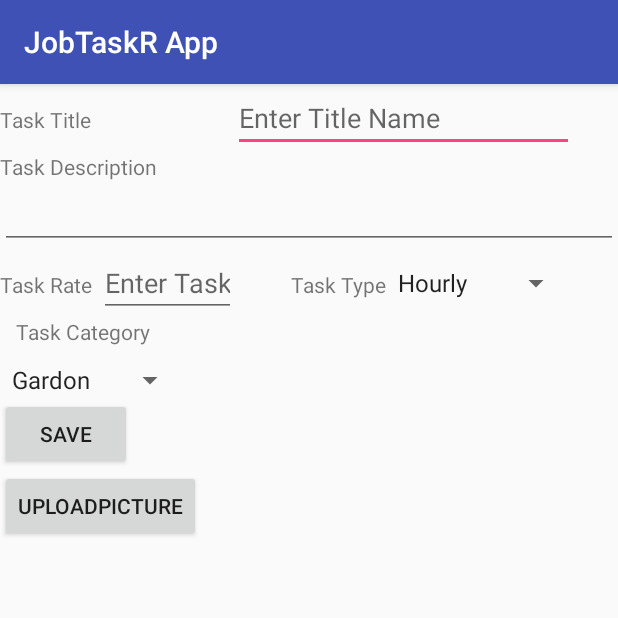
After one commit to ryantancabel/JobTaskRApp, an Android app: the EditTaskDetail screen opened directly, with no data from a screen before it, on a phone screen of 412 x 824 dp, the top half of it. The commit adds this screen. Run offline under Robolectric (Android 15) with nearby library versions, the phone set to English and light mode, and no system bars; libraries missing offline, so code that uses them is left out: com.parse; 4 statements that could not run were skipped.

Commit message:
Edit task completed.

```diff
--- a/app/src/main/AndroidManifest.xml
+++ b/app/src/main/AndroidManifest.xml
@@ -35,6 +35,7 @@
             android:name="com.parse.CLIENT_KEY"
             android:value="@string/back4app_client_key" />
 
+        <activity android:name=".EditTaskDetail"></activity>
 
     </application>
 
--- a/app/src/main/java/ict376/murdoch/edu/au/jobtaskrapp/CreateTaskActivity.java
+++ b/app/src/main/java/ict376/murdoch/edu/au/jobtaskrapp/CreateTaskActivity.java
@@ -41,4 +41,9 @@ public class CreateTaskActivity extends AppCompatActivity {
         tasks.saveInBackground();
 
     }
+    public void Edit_Button_OnClick(View view) {
+        Intent i = new Intent(CreateTaskActivity.this, EditTaskDetail.class);
+
+        startActivity(i);
+    }
 }
--- /dev/null
+++ b/app/src/main/java/ict376/murdoch/edu/au/jobtaskrapp/CustomOnItemSelectedListener.java
@@ -0,0 +1,19 @@
+package ict376.murdoch.edu.au.jobtaskrapp;
+import android.view.View;
+import android.widget.AdapterView;
+import android.widget.Toast;
+
+public class CustomOnItemSelectedListener implements AdapterView.OnItemSelectedListener {
+
+    public void onItemSelected(AdapterView<?> parent, View view, int pos, long id) {
+        Toast.makeText(parent.getContext(),
+                "OnItemSelectedListener : " + parent.getItemAtPosition(pos).toString(),
+                Toast.LENGTH_SHORT).show();
+    }
+    @Override
+    public void onNothingSelected(AdapterView<?> arg0) {
+        // TODO Auto-generated method stub
+    }
+
+
+}
--- /dev/null
+++ b/app/src/main/java/ict376/murdoch/edu/au/jobtaskrapp/EditTaskDetail.java
@@ -0,0 +1,138 @@
+package ict376.murdoch.edu.au.jobtaskrapp;
+
+import android.content.Intent;
+import android.location.Location;
+import android.support.v7.app.AppCompatActivity;
+import android.os.Bundle;
+import android.util.Log;
+import android.view.View;
+import android.widget.AdapterView;
+import android.widget.Spinner;
+import android.widget.TextView;
+import android.widget.Toast;
+
+import com.parse.FindCallback;
+import com.parse.Parse;
+import com.parse.ParseException;
+import com.parse.ParseGeoPoint;
+import com.parse.ParseObject;
+import com.parse.ParseQuery;
+
+import java.util.ArrayList;
+import java.util.List;
+
+public class EditTaskDetail extends AppCompatActivity implements AdapterView.OnItemSelectedListener{
+    private TextView taskTitle, description, taskRate;
+    private String title, des,rateDuration;
+    private int rate;
+    //   private Object image;
+    ArrayList<TaskDataModel> dataModelList = new ArrayList<>();
+    String id = "R4vyTBkoW9";
+
+    //for SpiRRnner
+    private Spinner taskType;
+
+    @Override
+    protected void onCreate(Bundle savedInstanceState) {
+        super.onCreate(savedInstanceState);
+        setContentView(R.layout.activity_edit_task_detail);
+        Parse.initialize(this);
+        Intent i = getIntent();
+
+        taskTitle=(TextView)findViewById(R.id.ed_TaskTitle);
+        description=(TextView)findViewById(R.id.ed_Description);
+        taskRate = (TextView)findViewById(R.id.taskRate);
+        taskType = (Spinner)findViewById(R.id.taskType);
+        //add listener On Spinner
+        addListenerOnSpinnerItemSelection(taskType);
+
+        queryFromDataBase();
+    }
+
+    public void addListenerOnSpinnerItemSelection(View view)
+    {
+        taskType = (Spinner) view.findViewById(R.id.taskType);
+        taskType.setOnItemSelectedListener(new CustomOnItemSelectedListener());
+    }
+
+
+    //retrieve data from back4app database;
+    public void queryFromDataBase() {
+        TaskDataModel mTaskData = new TaskDataModel();
+        //parse query connect to your table
+        ParseQuery<ParseObject> query =  ParseQuery.getQuery("Task");
+
+        query.whereEqualTo("objectId", id);
+        query.findInBackground(new FindCallback<ParseObject>() {
+            public void done(List<ParseObject> objects, ParseException e) {
+                // row of Object Id "U8mCwTHOaC"
+                if (e == null)
+                    for(ParseObject task : objects) {
+                        taskTitle.setText(task.getString("Title"));
+                        description.setText(task.getString("Description"));
+                        taskRate.setText(String.valueOf(task.getInt("TaskRate")));
+                        //Spinner set value coming from database
+
+                        String rateValue = task.getString("RateDuration");
+
+                        int position = 0;
+                        switch (rateValue) {
+                            case "Hourly":
+                                position=0;
+                                break;
+                            case "Daily":
+                                position=1;
+                                break;
+                            case "Monthly":
+                                position=2;
+                        }
+                   //     Toast.makeText(getApplicationContext(), "This position is: "+position, Toast.LENGTH_SHORT).show();
+                        taskType.setSelection(position);
+                    }
+                else {
+                    // error
+                }
+            }
+        });
+    }
+
+    public void SaveButton_OnClick(View view)
+    {
+
+        if(taskTitle.getText() != null) {
+            title = taskTitle.getText().toString();
+            des =description.getText().toString();
+            rate = Integer.valueOf( taskRate.getText().toString());
+            rateDuration = taskType.getSelectedItem().toString();
+        }
+
+        //update table by id
+        ParseQuery<ParseObject> query = ParseQuery.getQuery("Task");
+        query.whereEqualTo("objectId", id);
+        query.findInBackground(new FindCallback<ParseObject>() {
+            public void done(List<ParseObject> list, ParseException e) {
+                if (e == null) {
+                    ParseObject task = list.get(0);
+                    task.put("Title", title);
+                    task.put("Description",des);
+                    task.put("TaskRate",rate);
+                    task.put("RateDuration", rateDuration);
+                    task.saveInBackground();
+                } else {
+                    Log.d("score", "Error: " + e.getMessage());
+                }
+            }
+        });
+
+    }
+
+    @Override
+    public void onItemSelected(AdapterView<?> parent, View view, int position, long id) {
+
+    }
+
+    @Override
+    public void onNothingSelected(AdapterView<?> parent) {
+
+    }
+}
--- a/app/src/main/java/ict376/murdoch/edu/au/jobtaskrapp/TaskDataModel.java
+++ b/app/src/main/java/ict376/murdoch/edu/au/jobtaskrapp/TaskDataModel.java
@@ -14,6 +14,10 @@ public class TaskDataModel {
     private Date dateWhen;
     private Date datePosted;
     private Double taskRate;
+
+
+    //add default constructor:
+    public TaskDataModel(){}
 
     public TaskDataModel(String taskName, String taskDescp, ParseFile picture, Location address,
                          Date dateWhen, Date datePosted, Double taskRate)
--- a/app/src/main/res/layout/activity_create_task.xml
+++ b/app/src/main/res/layout/activity_create_task.xml
@@ -50,6 +50,14 @@
             android:layout_height="wrap_content"
             android:onClick="SaveButton_OnClick"
             android:text="Save" />
+
+        <Button
+            android:id="@+id/bt_edit"
+            android:layout_width="wrap_content"
+            android:layout_height="wrap_content"
+            android:onClick="Edit_Button_OnClick"
+            android:text="@string/edit" />
+
     </LinearLayout>
 
 </RelativeLayout>
--- /dev/null
+++ b/app/src/main/res/layout/activity_edit_task_detail.xml
@@ -0,0 +1,119 @@
+<?xml version="1.0" encoding="utf-8"?>
+<android.support.constraint.ConstraintLayout xmlns:android="http://schemas.android.com/apk/res/android"
+    xmlns:app="http://schemas.android.com/apk/res-auto"
+    xmlns:tools="http://schemas.android.com/tools"
+    android:layout_width="match_parent"
+    android:layout_height="match_parent"
+    tools:context=".EditTaskDetail">
+    <LinearLayout
+        android:layout_width="match_parent"
+        android:layout_height="match_parent"
+        android:orientation="vertical">
+        <LinearLayout
+            android:layout_width="wrap_content"
+            android:layout_height="wrap_content"
+            android:orientation="horizontal">
+
+            <TextView
+                android:id="@+id/txt_title"
+                android:layout_width="155dp"
+                android:layout_height="wrap_content"
+                android:ems="10"
+                android:inputType="none|textPersonName"
+                android:text="Task Title" />
+
+            <EditText
+                android:id="@+id/ed_TaskTitle"
+                android:layout_width="227dp"
+                android:layout_height="wrap_content"
+                android:ems="10"
+                android:hint="Enter Title Name"
+                android:inputType="textPersonName" />
+        </LinearLayout>
+
+        <TextView
+            android:id="@+id/txt_Description"
+            android:layout_width="match_parent"
+            android:layout_height="wrap_content"
+            android:ems="10"
+            android:inputType="none|textPersonName"
+            android:text="Task Description" />
+
+        <EditText
+            android:id="@+id/ed_Description"
+            android:layout_width="match_parent"
+            android:layout_height="wrap_content"
+            android:capitalize="sentences"
+            android:ems="10"
+            android:inputType="textPersonName"
+            android:singleLine="false"
+            android:visibility="visible" />
+        <LinearLayout
+            android:layout_width="wrap_content"
+            android:layout_height="wrap_content"
+            android:orientation="horizontal">
+
+            <TextView
+                android:layout_width="66dp"
+                android:layout_height="29dp"
+                android:ems="10"
+                android:inputType="none|textPersonName"
+                android:text="@string/taskRate" />
+
+            <EditText
+                android:id="@+id/taskRate"
+                android:layout_width="91dp"
+                android:layout_height="wrap_content"
+                android:ems="10"
+                android:hint="Enter Task Rate"
+                android:inputType="textPersonName" />
+
+            <TextView
+                android:layout_width="100dp"
+                android:layout_height="30dp"
+                android:ems="10"
+                android:inputType="none|textPersonName"
+                android:text="@string/taskType"
+                android:textAlignment="textEnd" />
+
+            <Spinner
+                android:id="@+id/taskType"
+                android:layout_width="124dp"
+                android:layout_height="match_parent"
+                android:ems="10"
+                android:entries="@array/taskTypeArray"
+                android:inputType="textPersonName" />
+
+        </LinearLayout>
+        <TextView
+            android:layout_width="100dp"
+            android:layout_height="30dp"
+            android:ems="10"
+            android:inputType="none|textPersonName"
+            android:text="@string/Category"
+            android:textAlignment="textEnd" />
+
+        <Spinner
+            android:id="@+id/taskCategory"
+            android:layout_width="124dp"
+            android:layout_height="wrap_content"
+            android:ems="10"
+            android:entries="@array/taskCategoryArray"
+            android:inputType="textPersonName" />
+
+        <Button
+            android:id="@+id/bt_save"
+            android:layout_width="wrap_content"
+            android:layout_height="wrap_content"
+            android:onClick="SaveButton_OnClick"
+            android:text="Save" />
+        <Button
+            android:id="@+id/bt_uploadPicture"
+            android:layout_width="wrap_content"
+            android:layout_height="wrap_content"
+            android:onClick="SaveButton_OnClick"
+            android:text="UploadPicture" />
+    </LinearLayout>
+
+
+</android.support.constraint.ConstraintLayout>
--- a/app/src/main/res/layout/nxt_items.xml
+++ b/app/src/main/res/layout/nxt_items.xml
@@ -56,8 +56,6 @@
                 android:id="@+id/location"
                 android:layout_toRightOf="@+id/itemPhoto"
                 android:layout_below="@+id/description"
-                android:drawableLeft="@drawable/pin_location"
-                android:drawablePadding="2dp"
                 />
 
 
--- a/app/src/main/res/values/strings.xml
+++ b/app/src/main/res/values/strings.xml
@@ -8,5 +8,18 @@
     <string name="back4app_app_id">9BUYlvRrQmWFFen57EDGwGlV1mpJ2rQdozhOVjzo</string>
     <string name="back4app_client_key">diaZIy36U5Spz7ufdAWaEgrXG3fHQyicEI56gtsc</string>
     <string name="title_activity_main2">Main2Activity</string>
-
+    <string name="edit">Edit</string>
+    <string name="taskType">Task Type</string>
+    <string name="Category">Task Category</string>
+    <string name="taskRate">Task Rate</string>
+    <string-array name="taskTypeArray">
+        <item>Hourly</item>
+        <item>Daily</item>
+        <item>Monthly</item>
+    </string-array>
+    <string-array name="taskCategoryArray">
+        <item>Gardon</item>
+        <item>Furniture</item>
+        <item>Building</item>
+    </string-array>
 </resources>
--- a/build.gradle
+++ b/build.gradle
@@ -7,7 +7,7 @@ buildscript {
         jcenter()
     }
     dependencies {
-        classpath 'com.android.tools.build:gradle:3.1.4'
+        classpath 'com.android.tools.build:gradle:3.2.1'
 
 
         // NOTE: Do not place your application dependencies here; they belong
```
Also changed, not shown: gradle/wrapper/gradle-wrapper.properties.
